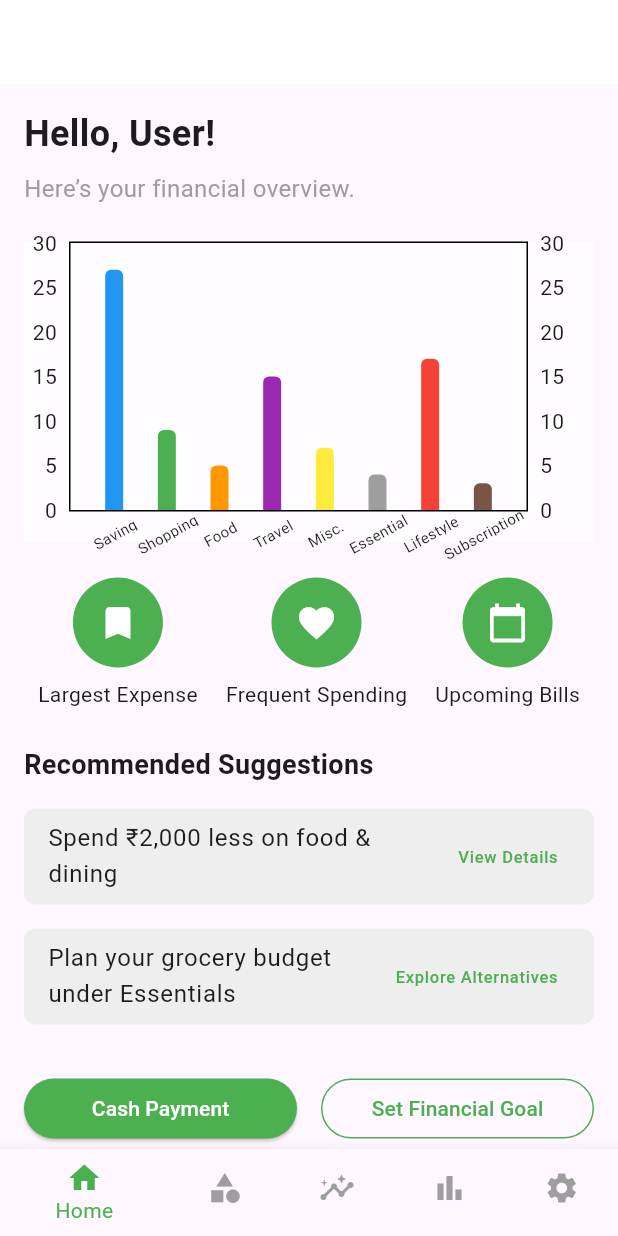
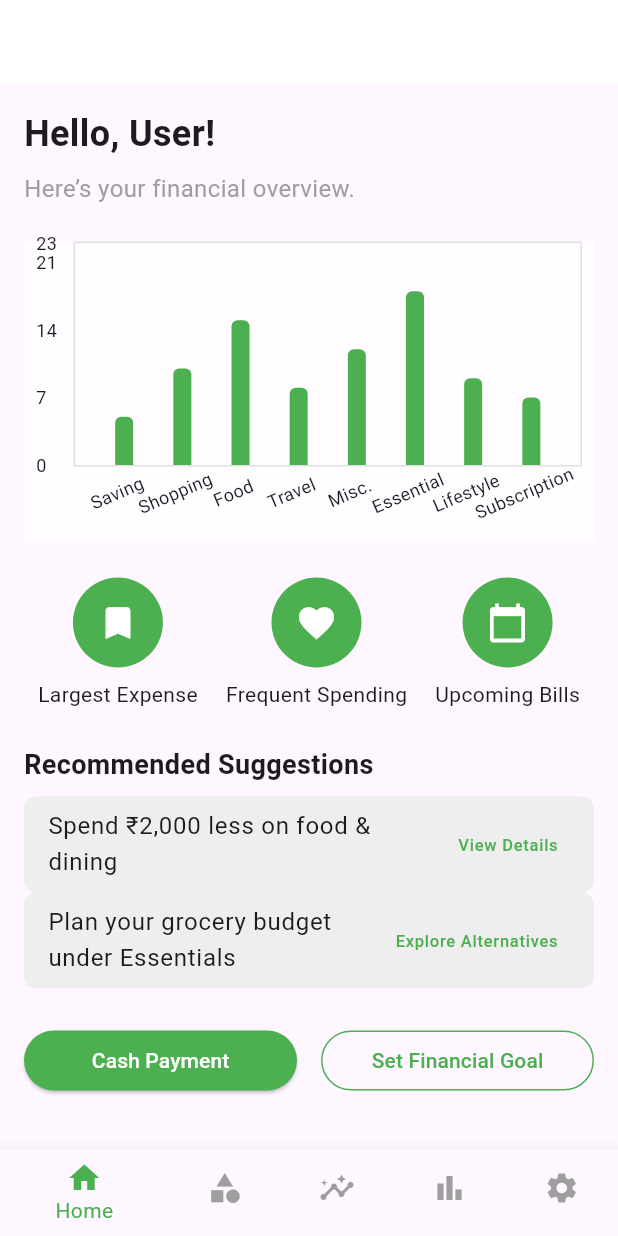
Before and after one commit to PrishaAnand04/SmartCashFlowManager_frontend, a Flutter app: the HomePage screen opened directly, on a phone screen of 412 x 824 dp. Run offline on Flutter 3.47's test engine with Material 3 defaults, Android fonts, the phone set to English and light mode, and no system bars; drawn by our look-alikes of fl_chart; our stand-ins replace local_auth, logger, permission_handler; network calls fail.

Commit message:
Connection to MongoDB

```diff
--- a/lib/home_page.dart
+++ b/lib/home_page.dart
@@ -1,111 +1,77 @@
 import 'dart:math';
-import 'package:http/http.dart' as http;
-//import 'dart:nativewrappers/_internal/vm/lib/internal_patch.dart';
 import 'package:flutter/material.dart';
 import 'package:permission_handler/permission_handler.dart';
+import 'package:fl_chart/fl_chart.dart';
+import 'package:logger/logger.dart';
+
 import 'categories_page.dart';
-import 'package:fl_chart/fl_chart.dart'; // For charts
 import 'ai_recommendation.dart';
 import 'monthly_summary.dart';
 import 'settings.dart';
 import 'set_goal_app.dart';
 import 'manual_expense.dart';
-
-import 'package:logger/logger.dart';
+import 'services/home_chart_api.dart';
+import 'models/home_chart_model.dart';
 
 final logger = Logger();
 
 Future<void> requestPermissions() async {
-  final status = await Permission.sms.status;
-  if (status.isDenied) {
+  if (await Permission.sms.isDenied) {
     await Permission.sms.request();
   }
-
 }
 
-
-
-
 class HomePage extends StatefulWidget {
-
-
   @override
   _HomePageState createState() => _HomePageState();
 }
 
 class _HomePageState extends State<HomePage> {
+  late Future<List<HomeChartData>> _chartData;
+  int _selectedIndex = 0;
 
-  int _selectedIndex = 0; // Track the selected tab
-/*
+  final List<HomeChartData> _defaultData = [
+    HomeChartData(category: "Saving", total: 5, count: 0),
+    HomeChartData(category: "Shopping", total: 10, count: 1),
+    HomeChartData(category: "Food", total: 15, count: 2),
+    HomeChartData(category: "Travel", total: 8, count: 3),
+    HomeChartData(category: "Misc.", total: 12, count: 4),
+    HomeChartData(category: "Essential", total: 18, count: 5),
+    HomeChartData(category: "Lifestyle", total: 9, count: 6),
+    HomeChartData(category: "Subscription", total: 7, count: 7),
+  ];
+
   @override
   void initState() {
     super.initState();
-    requestPermissions();
-    startSmsListener();
+    _chartData = _fetchChartData();
   }
-  Future<void> requestPermissions() async {
-    final status = await Permission.sms.status;
-    if (!status.isGranted) {
-      final newStatus = await Permission.sms.request();
-      if (newStatus.isGranted) {
-        logger.d("SMS permission granted.");
-      } else {
-        logger.d("SMS permission denied.");
-      }
-    } else {
-      logger.d("SMS permission already granted.");
+
+  Future<List<HomeChartData>> _fetchChartData() async {
+    try {
+      final fetchedData = await HomeChartApi.getChartData();
+      return fetchedData.isNotEmpty ? fetchedData : _defaultData;
+    } catch (e) {
+      logger.e("Error fetching chart data: $e");
+      return _defaultData;
     }
   }
 
-  Telephony telephony = Telephony.instance;
+  void _onItemTapped(int index) {
+    setState(() => _selectedIndex = index);
 
-  void startSmsListener() {
-    telephony.listenIncomingSms(
-      onNewMessage: (SmsMessage message) {
-        // Handle the incoming SMS message here.
-        logger.d('Received SMS: ${message.body}');
-        logger.d('Received SMS: ${message.body}');
-        logger.d('Sender: ${message.address}');
-        // Implement your logic here, e.g., verify an OTP, store the message, or display it in your app's UI.
-      },
-    );
-  }
-*/
+    final pages = [
+      null,
+      CategoriesPage(),
+      AiRecommendationPage(),
+      MonthlySummaryPage(),
+      SettingsPage()
+    ];
 
-
-
-
-  void _onItemTapped(int index) {
-    setState(() {
-      _selectedIndex = index;
-    });
-
-    // Handle navigation when tab is selected
-    if (index == 0) {
+    if (index != 0) {
       Navigator.push(
         context,
-        MaterialPageRoute(builder: (context) => HomePage()),
-      );
-    }
-    else if (index == 1) {
-      Navigator.push(
-        context,
-        MaterialPageRoute(builder: (context) => CategoriesPage()),
-      );
-    } else if (index == 2) {
-      Navigator.push(
-        context,
-        MaterialPageRoute(builder: (context) => AiRecommendationPage()),
-      );}
-    else if (index == 3) {
-      Navigator.push(
-        context,
-        MaterialPageRoute(builder: (context) => MonthlySummaryPage()),
-      );}
-    else if (index == 4) {
-      Navigator.push(
-        context,
-        MaterialPageRoute(builder: (context) => SettingsPage()),
+        MaterialPageRoute(builder: (context) => pages[index]!),
       );
     }
   }
@@ -113,106 +79,69 @@ class _HomePageState extends State<HomePage> {
   @override
   Widget build(BuildContext context) {
     return Scaffold(
-      appBar: AppBar(
-        elevation: 0,
-        backgroundColor: Colors.white,
-        automaticallyImplyLeading: false,
-      ),
+      appBar: AppBar(elevation: 0, backgroundColor: Colors.white, automaticallyImplyLeading: false),
       body: SingleChildScrollView(
-        child: Padding(
         padding: const EdgeInsets.all(16.0),
         child: Column(
           crossAxisAlignment: CrossAxisAlignment.start,
           children: [
-              Text(
-                "Hello, User!",
-                style: TextStyle(fontSize: 24, fontWeight: FontWeight.bold),
-              ),
+            Text("Hello, User!", style: TextStyle(fontSize: 24, fontWeight: FontWeight.bold)),
             SizedBox(height: 8),
-              Text(
-                "Here’s your financial overview.",
-                style: TextStyle(fontSize: 16, color: Colors.grey),
-              ),
+            Text("Here’s your financial overview.", style: TextStyle(fontSize: 16, color: Colors.grey)),
             SizedBox(height: 24),
-              Container(
+
+            FutureBuilder<List<HomeChartData>>(
+              future: _chartData,
+              builder: (context, snapshot) {
+                final data = snapshot.data ?? _defaultData;
+
+                return Container(
                   height: 200,
-                color: Colors.white70, // Temporary color to debug
+                  padding: EdgeInsets.symmetric(horizontal: 8),
+                  color: Colors.white70,
                   child: BarChart(
                     BarChartData(
-                    maxY: 30,
-                    barGroups: [
-                      BarChartGroupData(
-                        x: 0,
-                        barRods: [BarChartRodData(toY: 27, color: Colors.blue, width: 12,borderRadius: BorderRadius.vertical(
-                          top: Radius.circular(4),
-                          bottom: Radius.circular(0),)
-                        )],
-                      ),
-                      BarChartGroupData(
-                        x: 1,
-                        barRods: [BarChartRodData(toY: 9, color: Colors.green, width: 12,borderRadius: BorderRadius.vertical(
-                          top: Radius.circular(4),
-                          bottom: Radius.circular(0),))],
-                      ),
-                      BarChartGroupData(
-                        x: 2,
-                        barRods: [BarChartRodData(toY: 5, color: Colors.orange, width: 12,borderRadius: BorderRadius.vertical(
-                          top: Radius.circular(4),
-                          bottom: Radius.circular(0),))],
-                      ),
-                      BarChartGroupData(
-                        x: 3,
-                        barRods: [BarChartRodData(toY: 15, color: Colors.purple, width: 12,borderRadius: BorderRadius.vertical(
-                          top: Radius.circular(4),
-                          bottom: Radius.circular(0),))],
-                      ),
-                      BarChartGroupData(
-                        x: 4,
-                        barRods: [BarChartRodData(toY: 7, color: Colors.yellow, width: 12,borderRadius: BorderRadius.vertical(
-                          top: Radius.circular(4),
-                          bottom: Radius.circular(0),)
-                        )],
-                      ),
-                      BarChartGroupData(
-                        x: 5,
-                        barRods: [BarChartRodData(toY: 4, color: Colors.grey, width: 12,borderRadius: BorderRadius.vertical(
-                          top: Radius.circular(4),
-                          bottom: Radius.circular(0),)
-                        )],
-                      ),
-                      BarChartGroupData(
-                        x: 6,
-                        barRods: [BarChartRodData(toY: 17, color: Colors.red, width: 12,borderRadius: BorderRadius.vertical(
-                          top: Radius.circular(4),
-                          bottom: Radius.circular(0),)
-                        )],
-                      ),
-                      BarChartGroupData(
-                        x: 7,
-                        barRods: [BarChartRodData(toY: 3, color: Colors.brown, width: 12,borderRadius: BorderRadius.vertical(
-                          top: Radius.circular(4),
-                          bottom: Radius.circular(0),)
-                        )],
+                      maxY: data.map((e) => e.total).reduce(max) + 5,
+                      barGroups: data.asMap().entries.map((entry) {
+                        return BarChartGroupData(
+                          x: entry.key,
+                          barRods: [
+                            BarChartRodData(
+                              toY: min(entry.value.total, 30),
+                              color: Colors.green,
+                              width: 12,
+                              borderRadius: BorderRadius.vertical(top: Radius.circular(4)),
                             ),
                           ],
+                        );
+                      }).toList(),
                       titlesData: FlTitlesData(
-                      topTitles: AxisTitles(
-                        sideTitles: SideTitles(showTitles: false),
+                        topTitles: AxisTitles(sideTitles: SideTitles(showTitles: false)),
+                        rightTitles: AxisTitles(sideTitles: SideTitles(showTitles: false)),
+                        leftTitles: AxisTitles(
+                          sideTitles: SideTitles(
+                            showTitles: true,
+                            reservedSize: 25,
+                            interval: 7,  // Reduces label clutter
+                            getTitlesWidget: (value, meta) => Text(
+                              value.toInt().toString(),
+                              style: TextStyle(fontSize: 12),
                             ),
-                      leftTitles: AxisTitles(
-                          sideTitles: SideTitles(showTitles: true,reservedSize: 30)),
+                          ),
+                        ),
                         bottomTitles: AxisTitles(
                           sideTitles: SideTitles(
                             showTitles: true,
-                          reservedSize: 20,
-                          getTitlesWidget: (double value, TitleMeta meta) {
-                            const categories = ['Saving', 'Shopping', 'Food', 'Travel', 'Misc.', 'Essential', 'Lifestyle', 'Subscription'];
+                            reservedSize: 50,
+                            getTitlesWidget: (value, meta) {
+                              if (value < 0 || value >= _defaultData.length) return SizedBox();
                               return Padding(
-                              padding: const EdgeInsets.only(top:8.0),
-                              child: Transform.rotate(angle: -0.5,
+                                padding: const EdgeInsets.only(top: 8.0),
+                                child: Transform.rotate(
+                                  angle: -0.4,
                                   child: Text(
-                                  categories[value.toInt()],
-                                  style: TextStyle(fontSize: 10),
+                                    _defaultData[value.toInt()].category,
+                                    style: TextStyle(fontSize: 12),
                                     textAlign: TextAlign.center,
                                   ),
                                 ),
@@ -222,9 +151,16 @@ class _HomePageState extends State<HomePage> {
                         ),
                       ),
                       gridData: FlGridData(show: false),
+                      borderData: FlBorderData(
+                        show: true,
+                        border: Border.all(color: Colors.grey.shade300, width: 1),
                       ),
                     ),
                   ),
+                );
+              },
+            ),
+
             SizedBox(height: 24),
             Row(
               mainAxisAlignment: MainAxisAlignment.spaceAround,
@@ -234,53 +170,29 @@ class _HomePageState extends State<HomePage> {
                 _buildIconButton(Icons.calendar_today, "Upcoming Bills"),
               ],
             ),
+
             SizedBox(height: 24),
-              Text(
-                "Recommended Suggestions",
-                style: TextStyle(fontSize: 18, fontWeight: FontWeight.bold),
-              ),
+            Text("Recommended Suggestions", style: TextStyle(fontSize: 18, fontWeight: FontWeight.bold)),
             SizedBox(height: 8),
-              _buildSuggestionCard(
-                "Spend ₹2,000 less on food & dining",
-                "View Details",
-              ),
-              _buildSuggestionCard(
-                "Plan your grocery budget under Essentials",
-                "Explore Alternatives",
-              ),
+            _buildSuggestionCard("Spend ₹2,000 less on food & dining", "View Details"),
+            _buildSuggestionCard("Plan your grocery budget under Essentials", "Explore Alternatives"),
+
             SizedBox(height: 24),
             Row(
               children: [
                 Expanded(
                   child: ElevatedButton(
-                      onPressed: () {
-                        Navigator.push(
-                          context,
-                          MaterialPageRoute(builder: (context) => ManualExpensePage()),
-                        );
-                      },
-                      style: ElevatedButton.styleFrom(
-                        backgroundColor: Colors.green,
-                      ),
+                    onPressed: () => Navigator.push(context, MaterialPageRoute(builder: (context) => ManualExpensePage())),
+                    style: ElevatedButton.styleFrom(backgroundColor: Colors.green),
                     child: Text("Cash Payment", style: TextStyle(color: Colors.white)),
                   ),
                 ),
                 SizedBox(width: 16),
                 Expanded(
                   child: OutlinedButton(
-                      onPressed: () {
-                        Navigator.push(
-                          context,
-                          MaterialPageRoute(builder: (context) => SetGoalPage()),
-                        );
-                      },
-                      style: OutlinedButton.styleFrom(
-                        side: BorderSide(color: Colors.green),
-                      ),
-                      child: Text(
-                        "Set Financial Goal",
-                        style: TextStyle(color: Colors.green),
-                      ),
+                    onPressed: () => Navigator.push(context, MaterialPageRoute(builder: (context) => SetGoalPage())),
+                    style: OutlinedButton.styleFrom(side: BorderSide(color: Colors.green)),
+                    child: Text("Set Financial Goal", style: TextStyle(color: Colors.green)),
                   ),
                 ),
               ],
@@ -288,33 +200,18 @@ class _HomePageState extends State<HomePage> {
           ],
         ),
       ),
-      ),
+
       bottomNavigationBar: BottomNavigationBar(
-        currentIndex: _selectedIndex, // Highlight the selected tab
+        currentIndex: _selectedIndex,
         selectedItemColor: Colors.green,
         unselectedItemColor: Colors.grey,
-        onTap: _onItemTapped, // Handle taps
+        onTap: _onItemTapped,
         items: [
-          BottomNavigationBarItem(
-            icon: Icon(Icons.home),
-            label: "Home",
-          ),
-          BottomNavigationBarItem(
-            icon: Icon(Icons.category),
-            label: "Categories",
-          ),
-          BottomNavigationBarItem(
-            icon: Icon(Icons.insights),
-            label: "AI Insights",
-          ),
-          BottomNavigationBarItem(
-            icon: Icon(Icons.bar_chart),
-            label: "Reports",
-          ),
-          BottomNavigationBarItem(
-            icon: Icon(Icons.settings),
-            label: "Settings",
-          ),
+          BottomNavigationBarItem(icon: Icon(Icons.home), label: "Home"),
+          BottomNavigationBarItem(icon: Icon(Icons.category), label: "Categories"),
+          BottomNavigationBarItem(icon: Icon(Icons.insights), label: "AI Insights"),
+          BottomNavigationBarItem(icon: Icon(Icons.bar_chart), label: "Reports"),
+          BottomNavigationBarItem(icon: Icon(Icons.settings), label: "Settings"),
         ],
       ),
     );
@@ -323,35 +220,19 @@ class _HomePageState extends State<HomePage> {
   Widget _buildIconButton(IconData icon, String label) {
     return Column(
       children: [
-        CircleAvatar(
-          radius: 30,
-          backgroundColor: Colors.green,
-          child: Icon(icon, color: Colors.white, size: 28),
-        ),
+        CircleAvatar(radius: 30, backgroundColor: Colors.green, child: Icon(icon, color: Colors.white, size: 28)),
         SizedBox(height: 8),
-        Text(
-          label,
-          textAlign: TextAlign.center,
-          style: TextStyle(fontSize: 14),
-        ),
+        Text(label, textAlign: TextAlign.center, style: TextStyle(fontSize: 14)),
       ],
     );
   }
 
   Widget _buildSuggestionCard(String title, String action) {
-    return Padding(
-      padding: const EdgeInsets.symmetric(vertical: 8.0),
-      child: ListTile(
+    return ListTile(
       tileColor: Colors.grey[200],
-        shape: RoundedRectangleBorder(
-          borderRadius: BorderRadius.circular(8),
-        ),
+      shape: RoundedRectangleBorder(borderRadius: BorderRadius.circular(8)),
       title: Text(title),
-        trailing: Text(
-          action,
-          style: TextStyle(color: Colors.green),
-        ),
-      ),
+      trailing: Text(action, style: TextStyle(color: Colors.green)),
     );
   }
 }
--- /dev/null
+++ b/lib/models/home_chart_model.dart
@@ -0,0 +1,20 @@
+// home_chart_model.dart
+class HomeChartData {
+  final String category;
+  final double total;
+  final int count;
+
+  HomeChartData({
+    required this.category,
+    required this.total,
+    required this.count,
+  });
+
+  factory HomeChartData.fromJson(Map<String, dynamic> json) {
+    return HomeChartData(
+      category: json['_id'], // Ensure your API returns "_id" as category name
+      total: (json['total'] as num).toDouble(), // Safer conversion
+      count: json['count'] as int,
+    );
+  }
+}
--- /dev/null
+++ b/lib/services/home_chart_api.dart
@@ -0,0 +1,25 @@
+// home_chart_api.dart
+import 'dart:convert';
+import 'package:http/http.dart' as http;
+import '../models/home_chart_model.dart';
+
+class HomeChartApi {
+  static const String _baseUrl = 'http://10.0.2.2:3000/api/home';
+
+  static Future<List<HomeChartData>> getChartData() async {
+    try {
+      final response = await http.get(
+        Uri.parse('$_baseUrl/home-chart-data'),
+      );
+
+      if (response.statusCode == 200) {
+        final List<dynamic> data = json.decode(response.body);
+        return data.map((json) => HomeChartData.fromJson(json)).toList();
+      } else {
+        throw Exception('Failed to load chart data: ${response.statusCode}');
+      }
+    } catch (e) {
+      throw Exception('Network error: $e');
+    }
+  }
+}
```
Lines whose indentation alone changed are shown as unchanged.
